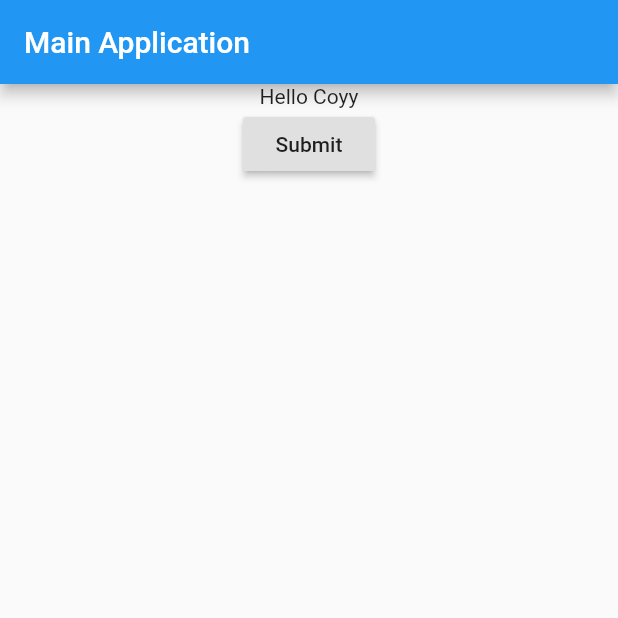
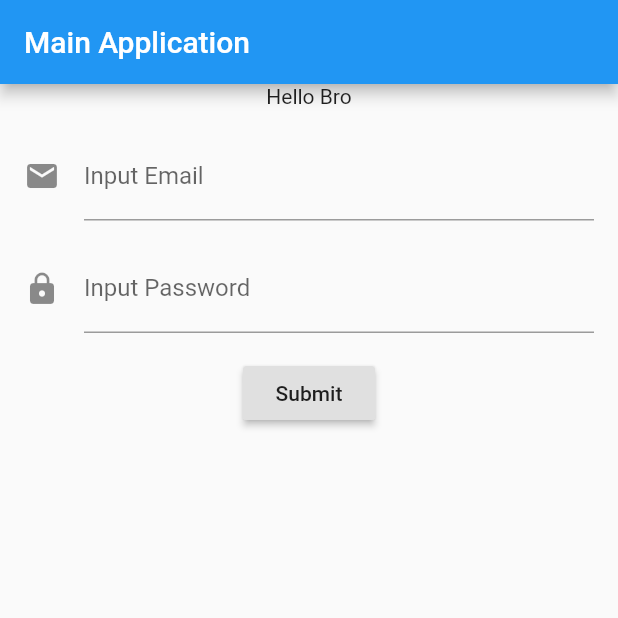
Before and after one commit to wahyupermadie/latihan-flutter, a Flutter app: the screen it shows after launch, after a tap on "Submit", on a phone screen of 412 x 824 dp, the top half of it. Run offline on Flutter 3.47's test engine with Material 2 defaults, Android fonts, the phone set to English and light mode, and no system bars.

Commit message:
add: login form with email and password

```diff
--- a/lib/main.dart
+++ b/lib/main.dart
@@ -14,12 +14,27 @@ class MyApp extends StatefulWidget{
 class _State extends State<MyApp>{
 
   var _value = "Hello Bro";
+  String _email;
+  String _password;
 
   void _onPressed(){
     setState(() {
-      _value = "Hello Coyy";
+      _value = _email;
     });
   }
+
+  void _onChangeEmail(value){
+    setState(() {
+      _email = value;
+    });
+  }
+
+  void _onChangePassword(value){
+    setState(() {
+      _password = value;
+    });
+  }
+
   @override
   Widget build(BuildContext context) {
       return new Scaffold(
@@ -32,7 +47,32 @@ class _State extends State<MyApp>{
             child: new Column(
               children: <Widget>[
                 new Text(_value),
-                new RaisedButton(onPressed: _onPressed, child: new Text("Submit"),)
+                new Padding(
+                  padding: EdgeInsets.fromLTRB(0, 16.0, 0, 0),
+                  child: new TextField(
+                    onChanged: _onChangeEmail,
+                    decoration: new InputDecoration(
+                      labelText: "Input Email",
+                      hintText: "Masukan email anda",
+                      icon: new Icon(Icons.email)
+                    ),
+                    keyboardType: TextInputType.text,
+                  ),
+                ),
+                new Padding(
+                  padding: EdgeInsets.fromLTRB(0, 16.0, 0, 0),
+                  child: new TextField(
+                    decoration: new InputDecoration(
+                      labelText: "Input Password",
+                      hintText: "Masukan password anda",
+                      icon: new Icon(Icons.lock)
+                    ),
+                  ),
+                ),
+                new Padding(
+                  padding: EdgeInsets.fromLTRB(0, 16.0, 0, 0),
+                  child: new RaisedButton(onPressed: _onPressed, child: new Text("Submit"),),
+                )
               ],
             ),
           ),
```
